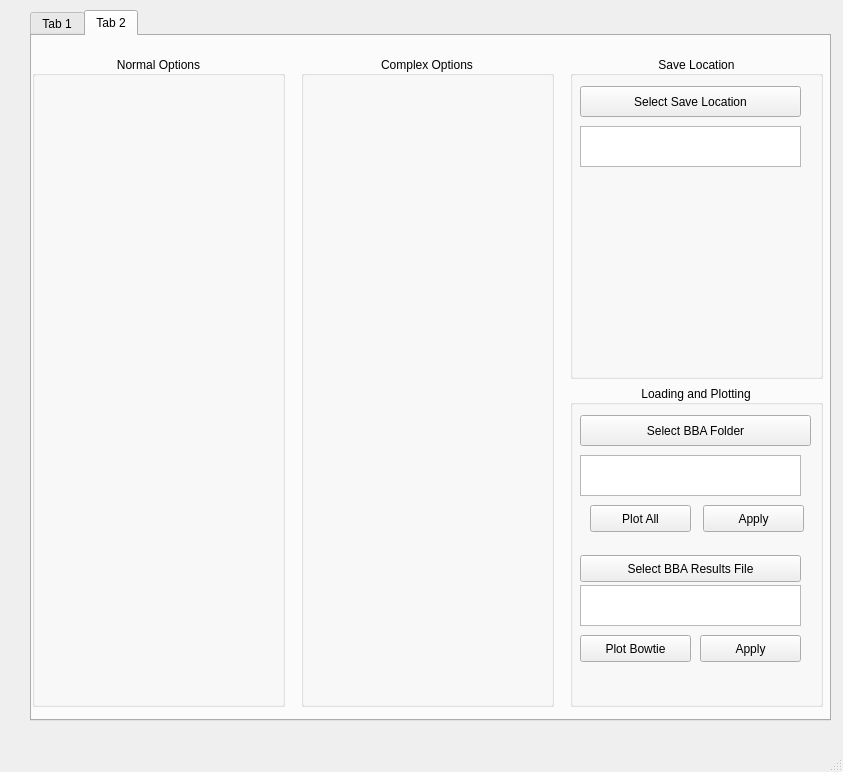
Above: src/dls_bba/fbba_gui.ui from DiamondLightSource/dls-bba before the change. Below: the same form after it.
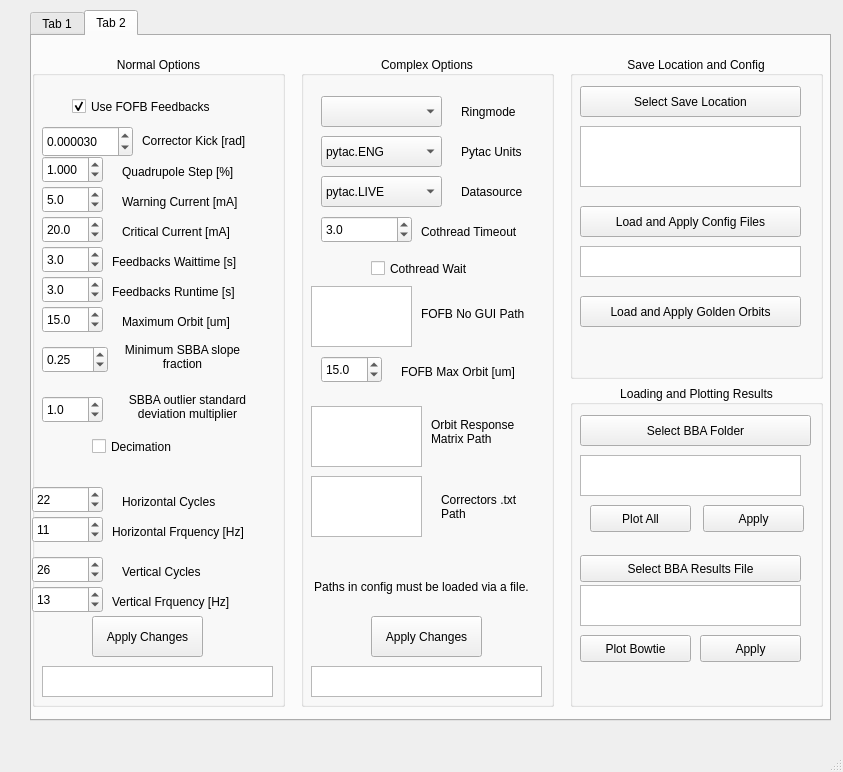
That is the form after the change.

Diff of the .ui file:
```diff
--- a/src/dls_bba/fbba_gui.ui
+++ b/src/dls_bba/fbba_gui.ui
@@ -531,6 +531,504 @@
          <property name="alignment">
           <set>Qt::AlignCenter</set>
          </property>
+         <widget class="QCheckBox" name="config_use_feedbacks">
+          <property name="geometry">
+           <rect>
+            <x>40</x>
+            <y>40</y>
+            <width>191</width>
+            <height>21</height>
+           </rect>
+          </property>
+          <property name="text">
+           <string>Use FOFB Feedbacks</string>
+          </property>
+          <property name="checked">
+           <bool>true</bool>
+          </property>
+         </widget>
+         <widget class="QDoubleSpinBox" name="config_corr_kick">
+          <property name="geometry">
+           <rect>
+            <x>10</x>
+            <y>70</y>
+            <width>91</width>
+            <height>31</height>
+           </rect>
+          </property>
+          <property name="decimals">
+           <number>6</number>
+          </property>
+          <property name="maximum">
+           <double>0.000100000000000</double>
+          </property>
+          <property name="singleStep">
+           <double>0.000001000000000</double>
+          </property>
+          <property name="value">
+           <double>0.000030000000000</double>
+          </property>
+         </widget>
+         <widget class="QLabel" name="label_3">
+          <property name="geometry">
+           <rect>
+            <x>110</x>
+            <y>69</y>
+            <width>131</width>
+            <height>31</height>
+           </rect>
+          </property>
+          <property name="text">
+           <string>Corrector Kick [rad]</string>
+          </property>
+         </widget>
+         <widget class="QDoubleSpinBox" name="config_quad_step">
+          <property name="geometry">
+           <rect>
+            <x>10</x>
+            <y>100</y>
+            <width>61</width>
+            <height>27</height>
+           </rect>
+          </property>
+          <property name="decimals">
+           <number>3</number>
+          </property>
+          <property name="maximum">
+           <double>5.000000000000000</double>
+          </property>
+          <property name="singleStep">
+           <double>0.001000000000000</double>
+          </property>
+          <property name="value">
+           <double>1.000000000000000</double>
+          </property>
+         </widget>
+         <widget class="QLabel" name="label_4">
+          <property name="geometry">
+           <rect>
+            <x>90</x>
+            <y>100</y>
+            <width>151</width>
+            <height>31</height>
+           </rect>
+          </property>
+          <property name="text">
+           <string>Quadrupole Step [%]</string>
+          </property>
+         </widget>
+         <widget class="QDoubleSpinBox" name="config_warning_current">
+          <property name="geometry">
+           <rect>
+            <x>10</x>
+            <y>130</y>
+            <width>61</width>
+            <height>27</height>
+           </rect>
+          </property>
+          <property name="decimals">
+           <number>1</number>
+          </property>
+          <property name="minimum">
+           <double>0.100000000000000</double>
+          </property>
+          <property name="maximum">
+           <double>300.000000000000000</double>
+          </property>
+          <property name="value">
+           <double>5.000000000000000</double>
+          </property>
+         </widget>
+         <widget class="QLabel" name="label_5">
+          <property name="geometry">
+           <rect>
+            <x>90</x>
+            <y>130</y>
+            <width>151</width>
+            <height>31</height>
+           </rect>
+          </property>
+          <property name="text">
+           <string>Warning Current [mA]</string>
+          </property>
+         </widget>
+         <widget class="QLabel" name="label_6">
+          <property name="geometry">
+           <rect>
+            <x>90</x>
+            <y>160</y>
+            <width>151</width>
+            <height>31</height>
+           </rect>
+          </property>
+          <property name="text">
+           <string>Critical Current [mA]</string>
+          </property>
+         </widget>
+         <widget class="QDoubleSpinBox" name="config_critical_current">
+          <property name="geometry">
+           <rect>
+            <x>10</x>
+            <y>160</y>
+            <width>61</width>
+            <height>27</height>
+           </rect>
+          </property>
+          <property name="decimals">
+           <number>1</number>
+          </property>
+          <property name="minimum">
+           <double>0.100000000000000</double>
+          </property>
+          <property name="maximum">
+           <double>300.000000000000000</double>
+          </property>
+          <property name="value">
+           <double>20.000000000000000</double>
+          </property>
+         </widget>
+         <widget class="QDoubleSpinBox" name="config_waittime">
+          <property name="geometry">
+           <rect>
+            <x>10</x>
+            <y>190</y>
+            <width>61</width>
+            <height>27</height>
+           </rect>
+          </property>
+          <property name="decimals">
+           <number>1</number>
+          </property>
+          <property name="maximum">
+           <double>20.000000000000000</double>
+          </property>
+          <property name="singleStep">
+           <double>0.100000000000000</double>
+          </property>
+          <property name="value">
+           <double>3.000000000000000</double>
+          </property>
+         </widget>
+         <widget class="QLabel" name="label_7">
+          <property name="geometry">
+           <rect>
+            <x>80</x>
+            <y>190</y>
+            <width>161</width>
+            <height>31</height>
+           </rect>
+          </property>
+          <property name="text">
+           <string>Feedbacks Waittime [s]</string>
+          </property>
+         </widget>
+         <widget class="QDoubleSpinBox" name="config_runtime">
+          <property name="geometry">
+           <rect>
+            <x>10</x>
+            <y>220</y>
+            <width>61</width>
+            <height>27</height>
+           </rect>
+          </property>
+          <property name="decimals">
+           <number>1</number>
+          </property>
+          <property name="maximum">
+           <double>20.000000000000000</double>
+          </property>
+          <property name="singleStep">
+           <double>0.100000000000000</double>
+          </property>
+          <property name="value">
+           <double>3.000000000000000</double>
+          </property>
+         </widget>
+         <widget class="QLabel" name="label_8">
+          <property name="geometry">
+           <rect>
+            <x>80</x>
+            <y>220</y>
+            <width>161</width>
+            <height>31</height>
+           </rect>
+          </property>
+          <property name="text">
+           <string>Feedbacks Runtime [s]</string>
+          </property>
+         </widget>
+         <widget class="QLabel" name="label_9">
+          <property name="geometry">
+           <rect>
+            <x>90</x>
+            <y>250</y>
+            <width>141</width>
+            <height>31</height>
+           </rect>
+          </property>
+          <property name="text">
+           <string>Maximum Orbit [um]</string>
+          </property>
+         </widget>
+         <widget class="QDoubleSpinBox" name="config_max_orbit">
+          <property name="geometry">
+           <rect>
+            <x>10</x>
+            <y>250</y>
+            <width>61</width>
+            <height>27</height>
+           </rect>
+          </property>
+          <property name="decimals">
+           <number>1</number>
+          </property>
+          <property name="maximum">
+           <double>100.000000000000000</double>
+          </property>
+          <property name="singleStep">
+           <double>0.100000000000000</double>
+          </property>
+          <property name="value">
+           <double>15.000000000000000</double>
+          </property>
+         </widget>
+         <widget class="QDoubleSpinBox" name="config_sbba_min_frac">
+          <property name="geometry">
+           <rect>
+            <x>10</x>
+            <y>290</y>
+            <width>66</width>
+            <height>27</height>
+           </rect>
+          </property>
+          <property name="maximum">
+           <double>1.000000000000000</double>
+          </property>
+          <property name="singleStep">
+           <double>0.010000000000000</double>
+          </property>
+          <property name="value">
+           <double>0.250000000000000</double>
+          </property>
+         </widget>
+         <widget class="QLabel" name="label_10">
+          <property name="geometry">
+           <rect>
+            <x>90</x>
+            <y>280</y>
+            <width>121</width>
+            <height>41</height>
+           </rect>
+          </property>
+          <property name="text">
+           <string>Minimum SBBA slope fraction</string>
+          </property>
+          <property name="alignment">
+           <set>Qt::AlignCenter</set>
+          </property>
+          <property name="wordWrap">
+           <bool>true</bool>
+          </property>
+         </widget>
+         <widget class="QDoubleSpinBox" name="confifg_sbba_stdev">
+          <property name="geometry">
+           <rect>
+            <x>10</x>
+            <y>340</y>
+            <width>61</width>
+            <height>27</height>
+           </rect>
+          </property>
+          <property name="decimals">
+           <number>1</number>
+          </property>
+          <property name="maximum">
+           <double>5.000000000000000</double>
+          </property>
+          <property name="singleStep">
+           <double>0.100000000000000</double>
+          </property>
+          <property name="value">
+           <double>1.000000000000000</double>
+          </property>
+         </widget>
+         <widget class="QLabel" name="label_11">
+          <property name="geometry">
+           <rect>
+            <x>80</x>
+            <y>330</y>
+            <width>151</width>
+            <height>41</height>
+           </rect>
+          </property>
+          <property name="text">
+           <string>SBBA outlier standard deviation multiplier</string>
+          </property>
+          <property name="alignment">
+           <set>Qt::AlignCenter</set>
+          </property>
+          <property name="wordWrap">
+           <bool>true</bool>
+          </property>
+         </widget>
+         <widget class="QCheckBox" name="config_use_decimation">
+          <property name="geometry">
+           <rect>
+            <x>60</x>
+            <y>380</y>
+            <width>101</width>
+            <height>21</height>
+           </rect>
+          </property>
+          <property name="text">
+           <string>Decimation</string>
+          </property>
+         </widget>
+         <widget class="QSpinBox" name="config_x_cycles">
+          <property name="geometry">
+           <rect>
+            <x>0</x>
+            <y>430</y>
+            <width>71</width>
+            <height>27</height>
+           </rect>
+          </property>
+          <property name="maximum">
+           <number>10000</number>
+          </property>
+          <property name="value">
+           <number>22</number>
+          </property>
+         </widget>
+         <widget class="QLabel" name="label_12">
+          <property name="geometry">
+           <rect>
+            <x>90</x>
+            <y>430</y>
+            <width>131</width>
+            <height>31</height>
+           </rect>
+          </property>
+          <property name="text">
+           <string>Horizontal Cycles</string>
+          </property>
+         </widget>
+         <widget class="QSpinBox" name="config_x_freq">
+          <property name="geometry">
+           <rect>
+            <x>0</x>
+            <y>460</y>
+            <width>71</width>
+            <height>27</height>
+           </rect>
+          </property>
+          <property name="maximum">
+           <number>10000</number>
+          </property>
+          <property name="value">
+           <number>11</number>
+          </property>
+         </widget>
+         <widget class="QSpinBox" name="config_y_cycles">
+          <property name="geometry">
+           <rect>
+            <x>0</x>
+            <y>500</y>
+            <width>71</width>
+            <height>27</height>
+           </rect>
+          </property>
+          <property name="maximum">
+           <number>10000</number>
+          </property>
+          <property name="value">
+           <number>26</number>
+          </property>
+         </widget>
+         <widget class="QSpinBox" name="config_y_freq">
+          <property name="geometry">
+           <rect>
+            <x>0</x>
+            <y>530</y>
+            <width>71</width>
+            <height>27</height>
+           </rect>
+          </property>
+          <property name="maximum">
+           <number>10000</number>
+          </property>
+          <property name="value">
+           <number>13</number>
+          </property>
+         </widget>
+         <widget class="QLabel" name="label_13">
+          <property name="geometry">
+           <rect>
+            <x>90</x>
+            <y>500</y>
+            <width>131</width>
+            <height>31</height>
+           </rect>
+          </property>
+          <property name="text">
+           <string>Vertical Cycles</string>
+          </property>
+         </widget>
+         <widget class="QLabel" name="label_14">
+          <property name="geometry">
+           <rect>
+            <x>80</x>
+            <y>460</y>
+            <width>171</width>
+            <height>31</height>
+           </rect>
+          </property>
+          <property name="text">
+           <string>Horizontal Frquency [Hz]</string>
+          </property>
+         </widget>
+         <widget class="QLabel" name="label_15">
+          <property name="geometry">
+           <rect>
+            <x>80</x>
+            <y>530</y>
+            <width>171</width>
+            <height>31</height>
+           </rect>
+          </property>
+          <property name="text">
+           <string>Vertical Frquency [Hz]</string>
+          </property>
+         </widget>
+         <widget class="QPushButton" name="config_apply_1">
+          <property name="geometry">
+           <rect>
+            <x>60</x>
+            <y>560</y>
+            <width>111</width>
+            <height>41</height>
+           </rect>
+          </property>
+          <property name="text">
+           <string>Apply Changes</string>
+          </property>
+         </widget>
+         <widget class="QTextEdit" name="config_display_1">
+          <property name="geometry">
+           <rect>
+            <x>10</x>
+            <y>610</y>
+            <width>231</width>
+            <height>31</height>
+           </rect>
+          </property>
+          <property name="horizontalScrollBarPolicy">
+           <enum>Qt::ScrollBarAlwaysOff</enum>
+          </property>
+          <property name="readOnly">
+           <bool>true</bool>
+          </property>
+         </widget>
         </widget>
        </item>
        <item>
@@ -557,6 +1055,314 @@
          <property name="alignment">
           <set>Qt::AlignCenter</set>
          </property>
+         <widget class="QComboBox" name="config_ringmode">
+          <property name="geometry">
+           <rect>
+            <x>20</x>
+            <y>40</y>
+            <width>121</width>
+            <height>31</height>
+           </rect>
+          </property>
+         </widget>
+         <widget class="QLabel" name="label_16">
+          <property name="geometry">
+           <rect>
+            <x>160</x>
+            <y>40</y>
+            <width>71</width>
+            <height>31</height>
+           </rect>
+          </property>
+          <property name="text">
+           <string>Ringmode</string>
+          </property>
+         </widget>
+         <widget class="QComboBox" name="config_units">
+          <property name="geometry">
+           <rect>
+            <x>20</x>
+            <y>80</y>
+            <width>121</width>
+            <height>31</height>
+           </rect>
+          </property>
+          <item>
+           <property name="text">
+            <string>pytac.ENG</string>
+           </property>
+          </item>
+          <item>
+           <property name="text">
+            <string>pytac.PHYS</string>
+           </property>
+          </item>
+         </widget>
+         <widget class="QLabel" name="label_17">
+          <property name="geometry">
+           <rect>
+            <x>160</x>
+            <y>80</y>
+            <width>81</width>
+            <height>31</height>
+           </rect>
+          </property>
+          <property name="text">
+           <string>Pytac Units</string>
+          </property>
+         </widget>
+         <widget class="QComboBox" name="config_datasource">
+          <property name="geometry">
+           <rect>
+            <x>20</x>
+            <y>120</y>
+            <width>121</width>
+            <height>31</height>
+           </rect>
+          </property>
+          <item>
+           <property name="text">
+            <string>pytac.LIVE</string>
+           </property>
+          </item>
+         </widget>
+         <widget class="QLabel" name="label_18">
+          <property name="geometry">
+           <rect>
+            <x>160</x>
+            <y>120</y>
+            <width>81</width>
+            <height>31</height>
+           </rect>
+          </property>
+          <property name="text">
+           <string>Datasource</string>
+          </property>
+         </widget>
+         <widget class="QLabel" name="label_19">
+          <property name="geometry">
+           <rect>
+            <x>120</x>
+            <y>160</y>
+            <width>121</width>
+            <height>31</height>
+           </rect>
+          </property>
+          <property name="text">
+           <string>Cothread Timeout</string>
+          </property>
+         </widget>
+         <widget class="QCheckBox" name="config_ccs_wait">
+          <property name="geometry">
+           <rect>
+            <x>70</x>
+            <y>200</y>
+            <width>121</width>
+            <height>25</height>
+           </rect>
+          </property>
+          <property name="text">
+           <string>Cothread Wait</string>
+          </property>
+         </widget>
+         <widget class="QDoubleSpinBox" name="config_ccs_timeout">
+          <property name="geometry">
+           <rect>
+            <x>20</x>
+            <y>160</y>
+            <width>91</width>
+            <height>27</height>
+           </rect>
+          </property>
+          <property name="decimals">
+           <number>1</number>
+          </property>
+          <property name="maximum">
+           <double>20.000000000000000</double>
+          </property>
+          <property name="singleStep">
+           <double>0.100000000000000</double>
+          </property>
+          <property name="value">
+           <double>3.000000000000000</double>
+          </property>
+         </widget>
+         <widget class="QTextEdit" name="config_fofb_nogui_path">
+          <property name="geometry">
+           <rect>
+            <x>10</x>
+            <y>230</y>
+            <width>101</width>
+            <height>61</height>
+           </rect>
+          </property>
+          <property name="horizontalScrollBarPolicy">
+           <enum>Qt::ScrollBarAlwaysOff</enum>
+          </property>
+          <property name="readOnly">
+           <bool>true</bool>
+          </property>
+         </widget>
+         <widget class="QLabel" name="label_20">
+          <property name="geometry">
+           <rect>
+            <x>120</x>
+            <y>250</y>
+            <width>121</width>
+            <height>16</height>
+           </rect>
+          </property>
+          <property name="text">
+           <string>FOFB No GUI Path</string>
+          </property>
+         </widget>
+         <widget class="QLabel" name="label_21">
+          <property name="geometry">
+           <rect>
+            <x>10</x>
+            <y>510</y>
+            <width>221</width>
+            <height>41</height>
+           </rect>
+          </property>
+          <property name="text">
+           <string>Paths in config must be loaded via a file.</string>
+          </property>
+          <property name="alignment">
+           <set>Qt::AlignCenter</set>
+          </property>
+          <property name="wordWrap">
+           <bool>true</bool>
+          </property>
+         </widget>
+         <widget class="QTextEdit" name="config_orm_path">
+          <property name="geometry">
+           <rect>
+            <x>10</x>
+            <y>350</y>
+            <width>111</width>
+            <height>61</height>
+           </rect>
+          </property>
+          <property name="horizontalScrollBarPolicy">
+           <enum>Qt::ScrollBarAlwaysOff</enum>
+          </property>
+          <property name="readOnly">
+           <bool>true</bool>
+          </property>
+         </widget>
+         <widget class="QLabel" name="label_22">
+          <property name="geometry">
+           <rect>
+            <x>130</x>
+            <y>360</y>
+            <width>101</width>
+            <height>31</height>
+           </rect>
+          </property>
+          <property name="text">
+           <string>Orbit Response Matrix Path</string>
+          </property>
+          <property name="wordWrap">
+           <bool>true</bool>
+          </property>
+         </widget>
+         <widget class="QDoubleSpinBox" name="config_fofb_max_orbit">
+          <property name="geometry">
+           <rect>
+            <x>20</x>
+            <y>300</y>
+            <width>61</width>
+            <height>27</height>
+           </rect>
+          </property>
+          <property name="decimals">
+           <number>1</number>
+          </property>
+          <property name="maximum">
+           <double>1000.000000000000000</double>
+          </property>
+          <property name="singleStep">
+           <double>0.100000000000000</double>
+          </property>
+          <property name="value">
+           <double>15.000000000000000</double>
+          </property>
+         </widget>
+         <widget class="QLabel" name="label_23">
+          <property name="geometry">
+           <rect>
+            <x>100</x>
+            <y>300</y>
+            <width>141</width>
+            <height>31</height>
+           </rect>
+          </property>
+          <property name="text">
+           <string>FOFB Max Orbit [um]</string>
+          </property>
+         </widget>
+         <widget class="QTextEdit" name="config_corrector_txt_path">
+          <property name="geometry">
+           <rect>
+            <x>10</x>
+            <y>420</y>
+            <width>111</width>
+            <height>61</height>
+           </rect>
+          </property>
+          <property name="horizontalScrollBarPolicy">
+           <enum>Qt::ScrollBarAlwaysOff</enum>
+          </property>
+          <property name="readOnly">
+           <bool>true</bool>
+          </property>
+         </widget>
+         <widget class="QLabel" name="label_24">
+          <property name="geometry">
+           <rect>
+            <x>140</x>
+            <y>430</y>
+            <width>101</width>
+            <height>41</height>
+           </rect>
+          </property>
+          <property name="text">
+           <string>Correctors .txt Path</string>
+          </property>
+          <property name="wordWrap">
+           <bool>true</bool>
+          </property>
+         </widget>
+         <widget class="QPushButton" name="config_apply_2">
+          <property name="geometry">
+           <rect>
+            <x>70</x>
+            <y>560</y>
+            <width>111</width>
+            <height>41</height>
+           </rect>
+          </property>
+          <property name="text">
+           <string>Apply Changes</string>
+          </property>
+         </widget>
+         <widget class="QTextEdit" name="config_display_2">
+          <property name="geometry">
+           <rect>
+            <x>10</x>
+            <y>610</y>
+            <width>231</width>
+            <height>31</height>
+           </rect>
+          </property>
+          <property name="horizontalScrollBarPolicy">
+           <enum>Qt::ScrollBarAlwaysOff</enum>
+          </property>
+          <property name="readOnly">
+           <bool>true</bool>
+          </property>
+         </widget>
         </widget>
        </item>
        <item>
@@ -586,7 +1392,7 @@
             </sizepolicy>
            </property>
            <property name="title">
-            <string>Save Location</string>
+            <string>Save Location and Config</string>
            </property>
            <property name="alignment">
             <set>Qt::AlignCenter</set>
@@ -610,8 +1416,56 @@
               <x>10</x>
               <y>70</y>
               <width>221</width>
-              <height>41</height>
+              <height>61</height>
              </rect>
+            </property>
+            <property name="horizontalScrollBarPolicy">
+             <enum>Qt::ScrollBarAlwaysOff</enum>
+            </property>
+            <property name="readOnly">
+             <bool>true</bool>
+            </property>
+           </widget>
+           <widget class="QPushButton" name="config_load_apply">
+            <property name="geometry">
+             <rect>
+              <x>10</x>
+              <y>150</y>
+              <width>221</width>
+              <height>31</height>
+             </rect>
+            </property>
+            <property name="text">
+             <string>Load and Apply Config Files</string>
+            </property>
+           </widget>
+           <widget class="QPushButton" name="pushButton_2">
+            <property name="geometry">
+             <rect>
+              <x>10</x>
+              <y>240</y>
+              <width>221</width>
+              <height>31</height>
+             </rect>
+            </property>
+            <property name="text">
+             <string>Load and Apply Golden Orbits</string>
+            </property>
+           </widget>
+           <widget class="QTextEdit" name="display_config_load">
+            <property name="geometry">
+             <rect>
+              <x>10</x>
+              <y>190</y>
+              <width>221</width>
+              <height>31</height>
+             </rect>
+            </property>
+            <property name="horizontalScrollBarPolicy">
+             <enum>Qt::ScrollBarAlwaysOff</enum>
+            </property>
+            <property name="readOnly">
+             <bool>true</bool>
             </property>
            </widget>
           </widget>
@@ -641,7 +1495,7 @@
             </sizepolicy>
            </property>
            <property name="title">
-            <string>Loading and Plotting</string>
+            <string>Loading and Plotting Results</string>
            </property>
            <property name="alignment">
             <set>Qt::AlignCenter</set>
```
Left out of the diff: 15 changed lines with no effect on the pictures.
